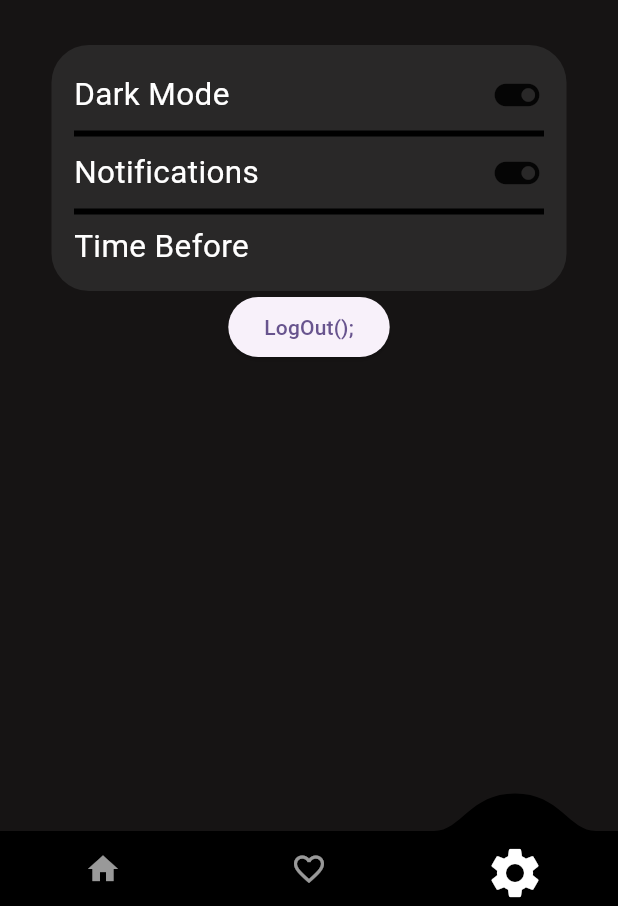
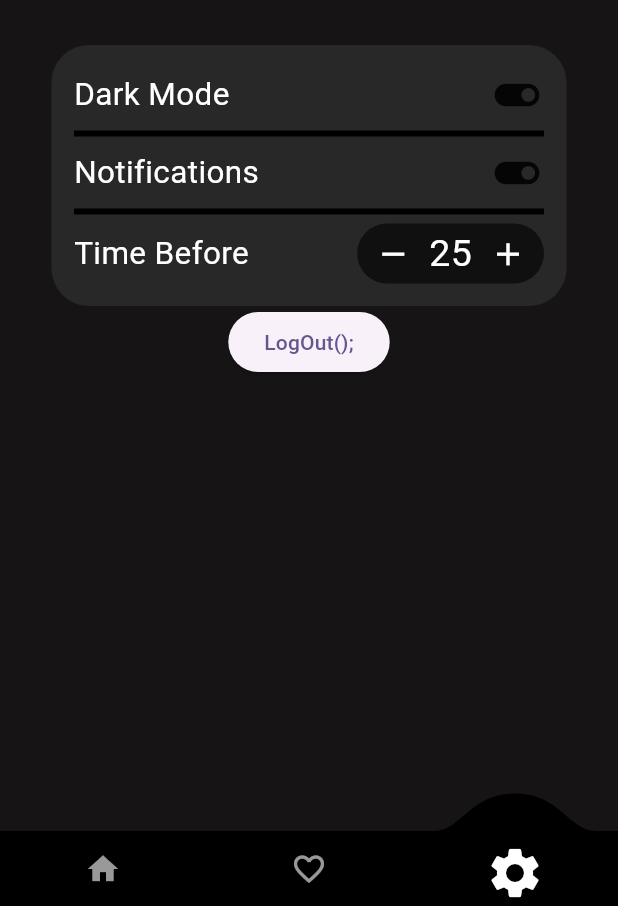
Before and after one commit to mateuszptak/fit-glow, a Flutter app: the screen it shows once a user with an empty profile is signed in, item 3 of the bottom bar chosen, on a phone screen of 412 x 824 dp, the part 330-1236 px from its top. Run offline on Flutter 3.47's test engine with Material 3 defaults, Android fonts, the phone set to English and light mode, and no system bars; drawn by our look-alikes of convex_bottom_bar; our stand-ins replace firebase_auth, firebase_core, google_fonts; accounts and stored records are empty; network calls fail.

Commit message:
add counter widget with working time setter

```diff
--- a/lib/pages/settings_page.dart
+++ b/lib/pages/settings_page.dart
@@ -1,7 +1,5 @@
 import 'package:firebase_auth/firebase_auth.dart';
 import 'package:flutter/material.dart';
-import 'package:flutter_application_2/widgets/count_widget.dart';
-import 'package:flutter_application_2/widgets/custom_background_image.dart';
 import 'package:flutter_application_2/widgets/settings_row_widget.dart';
 
 class SettingsPage extends StatelessWidget {
@@ -31,25 +29,32 @@ class SettingsPage extends StatelessWidget {
                 borderRadius: BorderRadius.circular(25),
               ),
               width: MediaQuery.of(context).size.width / 1.2,
-              child: const Padding(
-                padding: EdgeInsets.all(15.0),
+              child: Padding(
+                padding: const EdgeInsets.all(15.0),
                 child: Column(
                   mainAxisAlignment: MainAxisAlignment.start,
                   crossAxisAlignment: CrossAxisAlignment.start,
                   children: [
-                    SettingsRawWidget(
+                    const SettingsRawWidget(
                       settingsName: 'Dark Mode',
                       settingsWidget: Icon(Icons.toggle_on, size: 36),
                     ),
-                    Divider(color: Colors.black, thickness: 4.0),
-                    SettingsRawWidget(
+                    const Divider(color: Colors.black, thickness: 4.0),
+                    const SettingsRawWidget(
                       settingsName: 'Notifications',
                       settingsWidget: Icon(Icons.toggle_on, size: 36),
                     ),
-                    Divider(color: Colors.black, thickness: 4.0),
+                    const Divider(color: Colors.black, thickness: 4.0),
                     SettingsRawWidget(
                       settingsName: 'Time Before',
-                      settingsWidget: CountWidget(),
+                      settingsWidget: Container(
+                        height: 40,
+                        decoration: BoxDecoration(
+                          borderRadius: BorderRadius.circular(25),
+                          color: const Color.fromARGB(255, 17, 16, 16),
+                        ),
+                        child: const CountWidget(),
+                      ),
                     )
                   ],
                 ),
@@ -70,3 +75,58 @@ class SettingsPage extends StatelessWidget {
     );
   }
 }
+
+class CountWidget extends StatefulWidget {
+  const CountWidget({
+    super.key,
+  });
+
+  @override
+  State<CountWidget> createState() => _CountWidgetState();
+}
+
+class _CountWidgetState extends State<CountWidget> {
+  int counter = 25;
+
+  void _incrementCounter() {
+    setState(() {
+      counter += 5;
+    });
+  }
+
+  void _decrementCounter() {
+    setState(() {
+      if (counter > 0) {
+        counter -= 5;
+      }
+    });
+  }
+
+  @override
+  Widget build(BuildContext context) {
+    return Row(
+      children: [
+        IconButton(
+          onPressed: _decrementCounter,
+          icon: const Icon(
+            Icons.remove,
+            size: 25,
+            color: Colors.white,
+          ),
+        ),
+        Text(
+          counter.toString(),
+          style: const TextStyle(color: Colors.white, fontSize: 25),
+        ),
+        IconButton(
+          onPressed: _incrementCounter,
+          icon: const Icon(
+            Icons.add,
+            size: 25,
+            color: Colors.white,
+          ),
+        ),
+      ],
+    );
+  }
+}
--- a/lib/widgets/count_widget.dart
+++ /dev/null
@@ -1,12 +0,0 @@
-import 'package:flutter/material.dart';
-
-class CountWidget extends StatelessWidget {
-  const CountWidget({
-    super.key,
-  });
-
-  @override
-  Widget build(BuildContext context) {
-    return Container();
-  }
-}
```
